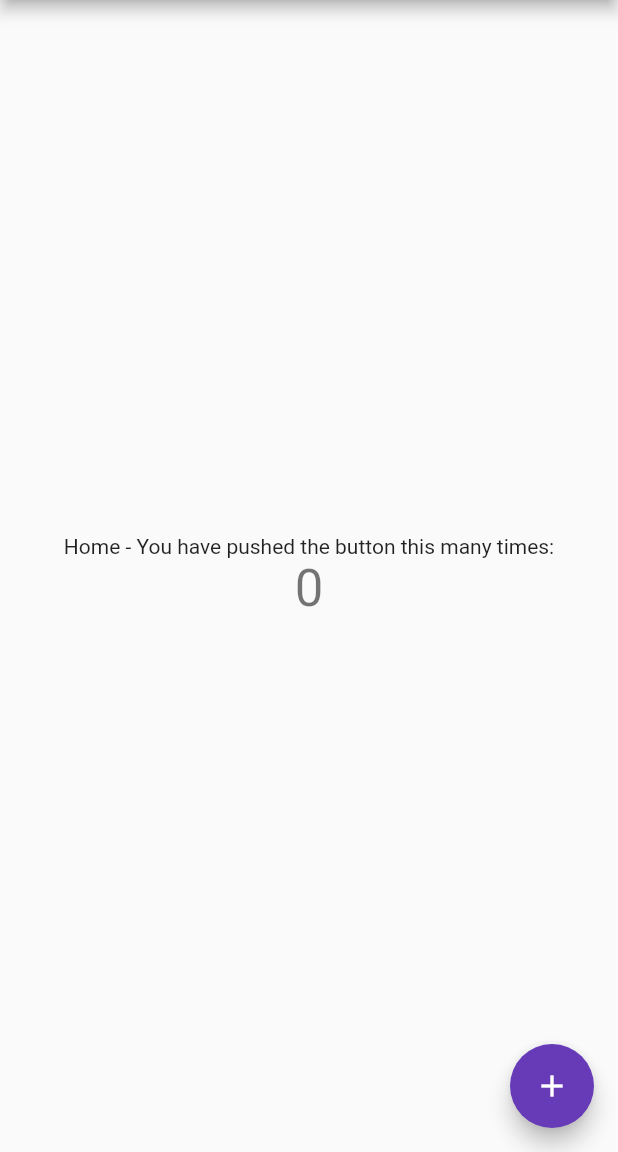
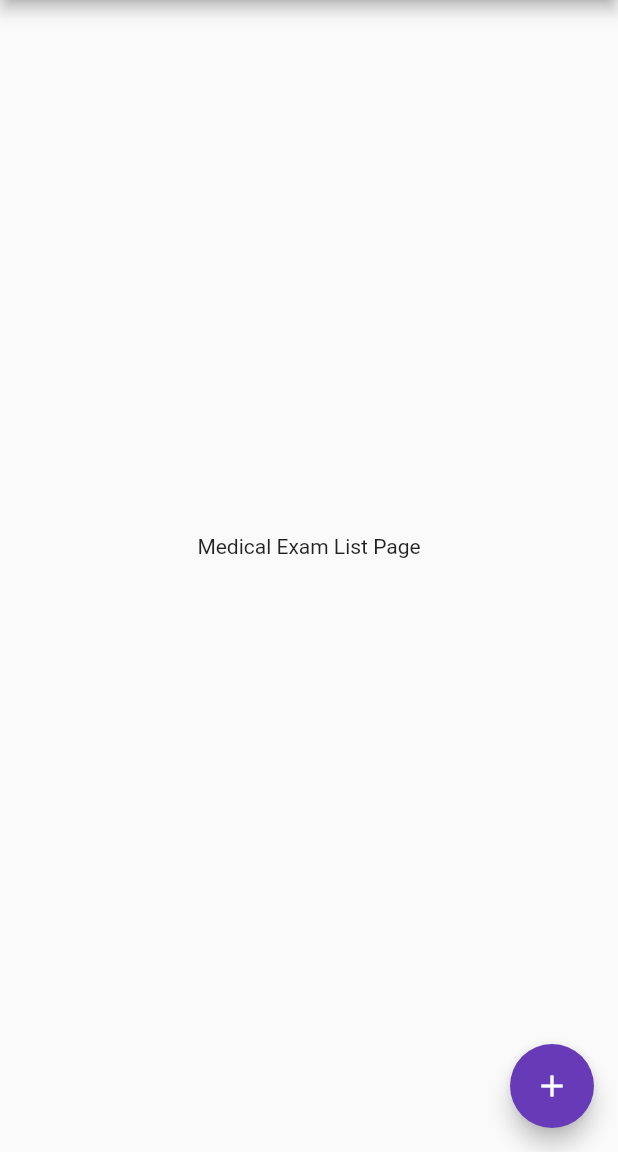
Before and after one commit to rafaelprudente/diagnostics, a Flutter app: the screen it shows after launch, in the side drawer, after a tap on the "add" icon, on a phone screen of 412 x 824 dp, the part 84-1236 px from its top. Run offline on Flutter 3.47's test engine with Material 2 defaults, Android fonts, the phone set to English and light mode, and no system bars; our stand-ins replace flutter_typeahead, get, get_storage, local_auth, timeago.

Commit message:
Auto complete

```diff
--- a/lib/constants/label_constants.dart
+++ b/lib/constants/label_constants.dart
@@ -1,4 +1,7 @@
 const String applicationName = 'Diagnostics';
+
+const String labelFieldDoctors = 'Doctor';
+
 const String labelMenu = 'Menu';
 const String labelMenuHome = 'Home';
 const String labelMenuPreferences = 'Preferences';
--- /dev/null
+++ b/lib/constants/provider_constants.dart
@@ -0,0 +1,4 @@
+const String authorizationHeaderLabel = 'X-AUTHORIZATION-HEADER';
+const String authorizationHeaderValue = '7A5B0351-761D-46D6-99E3-8D549A1927DB';
+const String devBaseUrl = '192.168.0.106:5001';
+const String prdBaseUrl = 'doctors-mba.azurewebsites.net';
--- a/lib/main.dart
+++ b/lib/main.dart
@@ -1,7 +1,9 @@
 import 'package:diagnostics/constants/appearance_constants.dart' as appearance_constants;
 import 'package:diagnostics/constants/label_constants.dart' as label_constants;
+import 'package:diagnostics/providers/doctors_provider.dart';
 import 'package:diagnostics/routes/routes.dart';
 import 'package:diagnostics/routes/routes.dart' as routes;
+import 'package:diagnostics/services/doctors_service.dart';
 import 'package:diagnostics/services/local_authentication_service.dart';
 import 'package:diagnostics/services/preferences_service.dart';
 import 'package:flutter/material.dart';
@@ -13,6 +15,7 @@ import 'package:timeago/timeago.dart' as timeago;
 void main() async {
   await Get.putAsync(() => LocalAuthenticationService(authentication: LocalAuthentication()).init());
   await Get.putAsync(() => PreferencesService().init());
+  await Get.putAsync(() => DoctorsService().init());
   await GetStorage.init();
 
   WidgetsFlutterBinding.ensureInitialized();
--- a/lib/pages/my_home_page.dart
+++ b/lib/pages/doctor_add_page.dart
@@ -1,16 +1,16 @@
 import 'package:diagnostics/widgets/navigation_drawer.dart';
 import 'package:flutter/material.dart';
 
-class MyHomePage extends StatefulWidget {
-  const MyHomePage({Key? key, required this.title}) : super(key: key);
+class DoctorAddPage extends StatefulWidget {
+  const DoctorAddPage({Key? key, required this.title}) : super(key: key);
 
   final String title;
 
   @override
-  State<MyHomePage> createState() => _MyHomePageState();
+  State<DoctorAddPage> createState() => _DoctorAddPageState();
 }
 
-class _MyHomePageState extends State<MyHomePage> {
+class _DoctorAddPageState extends State<DoctorAddPage> {
   int _counter = 0;
 
   void _incrementCounter() {
--- /dev/null
+++ b/lib/pages/medical_exam_list_page.dart
@@ -0,0 +1,45 @@
+import 'package:diagnostics/routes/routes.dart' as routes;
+import 'package:diagnostics/widgets/navigation_drawer.dart';
+import 'package:flutter/material.dart';
+import 'package:get/get.dart';
+
+class MedicalExamListPage extends StatefulWidget {
+  const MedicalExamListPage({Key? key, required this.title}) : super(key: key);
+
+  final String title;
+
+  @override
+  State<MedicalExamListPage> createState() => _MedicalExamListPageState();
+}
+
+class _MedicalExamListPageState extends State<MedicalExamListPage> {
+
+  @override
+  Widget build(BuildContext context) {
+    return Scaffold(
+      drawer: const NavigationDrawer(),
+      appBar: AppBar(
+        title: Text(widget.title),
+      ),
+      body: Center(
+        child: Column(
+          mainAxisAlignment: MainAxisAlignment.center,
+          children: <Widget>[
+            const Text(
+              'Medical Exam List Page',
+            ),
+            Text(
+              '',
+              style: Theme.of(context).textTheme.headline4,
+            ),
+          ],
+        ),
+      ),
+      floatingActionButton: FloatingActionButton(
+        onPressed: () => Get.toNamed(routes.medicalExamAddPage),
+        tooltip: 'Add New',
+        child: const Icon(Icons.add),
+      ),
+    );
+  }
+}
--- /dev/null
+++ b/lib/providers/doctors_provider.dart
@@ -0,0 +1,28 @@
+import 'dart:async';
+
+import 'package:diagnostics/constants/provider_constants.dart' as provider_constants;
+import 'package:diagnostics/model/doctor.dart';
+import 'package:flutter/foundation.dart';
+import 'package:get/get.dart';
+
+class DoctorsProvider extends GetConnect {
+  Future<List<Doctor>> getDoctors(String query) async {
+    final headers = {provider_constants.authorizationHeaderLabel: provider_constants.authorizationHeaderValue};
+    String url = '';
+    if (kDebugMode) {
+      url = 'https://${provider_constants.devBaseUrl}/doctors/name_suggestions?partName=$query&page=1&pageSize=1000';
+    } else {
+      url = 'https://${provider_constants.prdBaseUrl}/doctors/name_suggestions?partName=$query&page=1&pageSize=1000';
+    }
+
+    FutureOr<List<Doctor>> futureOr = List<Doctor>.empty();
+
+    final response = await get(url, headers: headers);
+
+    if (response.status.hasError) {
+      return futureOr;
+    } else {
+      return response.body;
+    }
+  }
+}
--- a/lib/routes/routes.dart
+++ b/lib/routes/routes.dart
@@ -1,19 +1,23 @@
 import 'package:diagnostics/constants/label_constants.dart' as label_constants;
-import 'package:diagnostics/pages/my_home_page.dart';
+import 'package:diagnostics/pages/medical_exam_add_page.dart';
+import 'package:diagnostics/pages/medical_exam_list_page.dart';
 import 'package:diagnostics/widgets/authentication_check.dart';
 import 'package:flutter/material.dart';
 
-import '../pages/my_preferences_page.dart';
+import '../pages/preferences_list_page.dart';
 
-const String initial = '/pages/my-home-page';
-const String preferences = '/pages/my-preferences-page';
-const String authenticationCheck = '/widgets/auth-check';
+const String authenticationCheck = '/widgets/authentication-check';
+
+const String medicalExamListPage = '/pages/medical-exam-list-page';
+const String medicalExamAddPage = '/pages/medical-exam-add-page';
+const String preferencesListPage = '/pages/preferences-list-page';
 
 class Routes {
   static Map<String, Widget Function(BuildContext)> list = <String, WidgetBuilder>{
     authenticationCheck: (_) => const AuthenticationCheck(title: label_constants.applicationName),
-    initial: (_) => const MyHomePage(title: label_constants.applicationName),
-    preferences: (_) => const MyPreferencesPage(title: label_constants.applicationName),
+    medicalExamListPage: (_) => const MedicalExamListPage(title: label_constants.applicationName),
+    medicalExamAddPage: (_) => const MedicalExamAddPage(title: label_constants.applicationName),
+    preferencesListPage: (_) => const PreferencesListPage(title: label_constants.applicationName),
   };
 
   static GlobalKey<NavigatorState>? navigatorKey = GlobalKey<NavigatorState>();
--- /dev/null
+++ b/lib/services/doctors_service.dart
@@ -0,0 +1,15 @@
+import 'package:diagnostics/model/doctor.dart';
+import 'package:diagnostics/providers/doctors_provider.dart';
+import 'package:get/get.dart';
+
+class DoctorsService extends GetxService {
+  DoctorsProvider doctorsProvider = DoctorsProvider();
+
+  Future<List<Doctor>> getSuggestions(String query) async {
+    return doctorsProvider.getDoctors(query);
+  }
+
+  Future<DoctorsService> init() async {
+    return this;
+  }
+}
--- a/lib/widgets/authentication_check.dart
+++ b/lib/widgets/authentication_check.dart
@@ -30,7 +30,7 @@ class _AuthenticationCheckState extends State<AuthenticationCheck> {
     isLocalAuthFailed.value = false;
 
     if (!preferencesService.getBoolean(preferences_constants.keyEnableSecurity)) {
-      Get.offNamed(routes.initial);
+      Get.offNamed(routes.medicalExamListPage);
     } else {
       if (isLocalAuthAvailable) {
         final authenticated = await authentication.authenticate();
@@ -39,7 +39,7 @@ class _AuthenticationCheckState extends State<AuthenticationCheck> {
           isLocalAuthFailed.value = true;
         } else {
           if (!mounted) return;
-          Get.offNamed(routes.initial);
+          Get.offNamed(routes.medicalExamListPage);
         }
       }
     }
--- a/lib/widgets/navigation_drawer.dart
+++ b/lib/widgets/navigation_drawer.dart
@@ -26,7 +26,7 @@ class NavigationDrawer extends StatelessWidget {
             title: const Text(label_constants.labelMenuHome),
             onTap: () {
               Get.back();
-              Get.toNamed(routes.initial);
+              Get.toNamed(routes.medicalExamListPage);
             },
           ),
           ListTile(
@@ -34,7 +34,7 @@ class NavigationDrawer extends StatelessWidget {
             title: const Text(label_constants.labelMenuPreferences),
             onTap: () {
               Get.back();
-              Get.toNamed(routes.preferences);
+              Get.toNamed(routes.preferencesListPage);
             },
           ),
         ],
@@ -60,7 +60,7 @@ void selectedItem(BuildContext context, int itemIndex) {
 
   switch (itemIndex) {
     case 0:
-      Get.toNamed(routes.preferences);
+      Get.toNamed(routes.preferencesListPage);
       break;
   }
 }
--- a/pubspec.yaml
+++ b/pubspec.yaml
@@ -41,6 +41,8 @@ dependencies:
   flutter_launcher_icons: ^0.9.3
   flutter_svg: ^1.1.0
   get_storage: ^2.0.3
+  path_provider: ^2.0.11
+  flutter_typeahead: ^4.0.0
 
 dev_dependencies:
   flutter_test:
```
Also changed, not shown: lib/model/doctor.dart (added, +10 -0 lines), lib/pages/doctor_list_page.dart (added, +50 -0 lines), lib/pages/medical_exam_add_page.dart (added, +64 -0 lines), lib/pages/preferences_list_page.dart (renamed from lib/pages/my_preferences_page.dart, +4 -4 lines), pubspec.lock.
